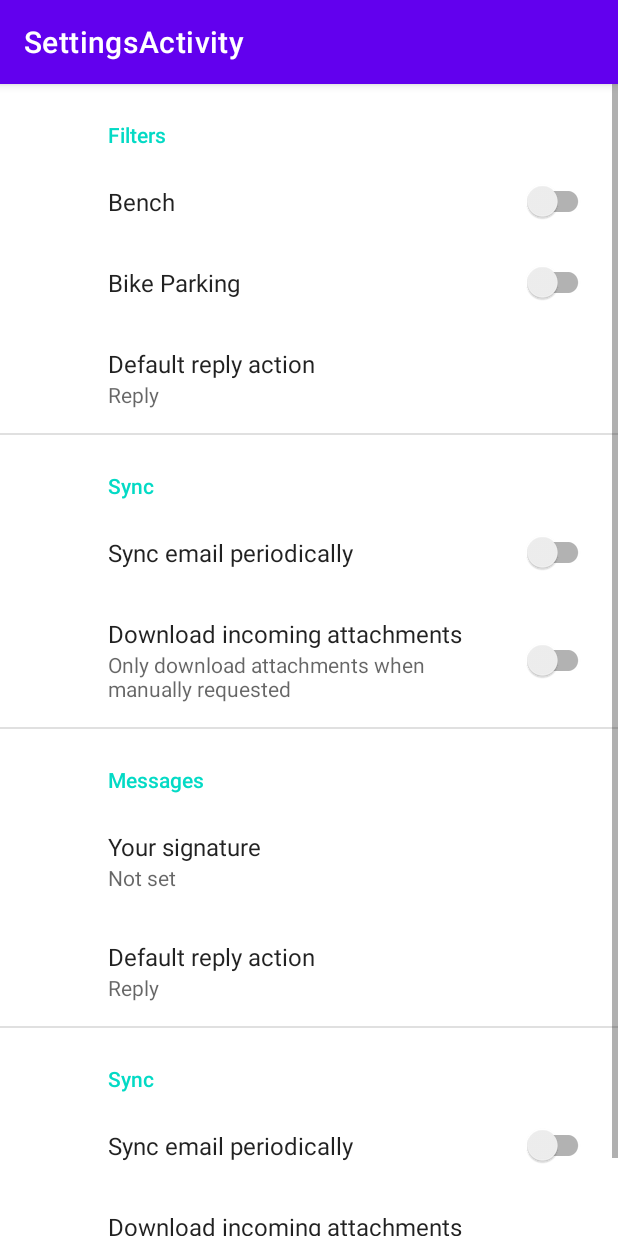
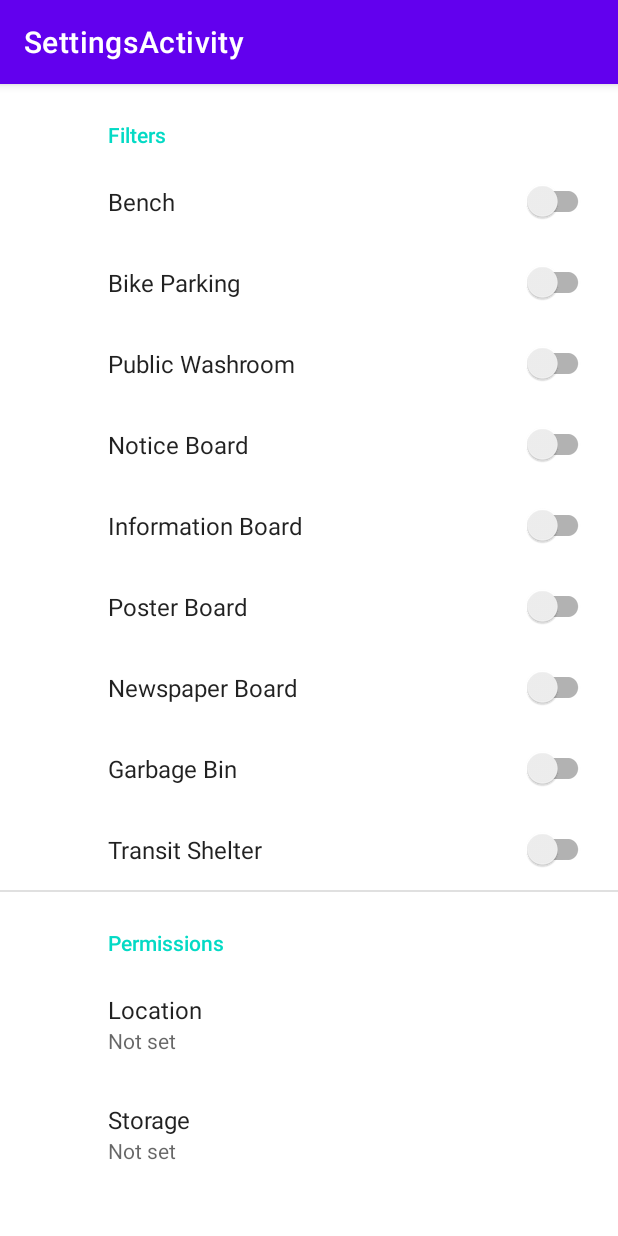
Before and after one commit to GillianJYT/HackWestern7, an Android app: the SettingsActivity screen opened directly, with no data from a screen before it, on a phone screen of 412 x 824 dp. Run offline under Robolectric (Android 15) with nearby library versions, the phone set to English and light mode, and no system bars; our stand-ins replace androidx.preference.

Commit message:
additional setting options

```diff
--- a/app/src/main/res/menu/main.xml
+++ b/app/src/main/res/menu/main.xml
@@ -3,9 +3,16 @@
     xmlns:app="http://schemas.android.com/apk/res-auto"
     xmlns:tools="http://schemas.android.com/tools"
     tools:context="com.example.hackathon.MapsActivity">
+
     <item
         android:id="@+id/action_settings"
         android:orderInCategory="100"
         android:title="@string/settings"
-        app:showAsAction="always" />
+        app:showAsAction="never" />
+
+    <item
+        android:id="@+id/about"
+        android:orderInCategory="100"
+        android:title="@string/about"
+        app:showAsAction="never" />
 </menu>
--- a/app/src/main/res/values/arrays.xml
+++ b/app/src/main/res/values/arrays.xml
@@ -1,12 +1,23 @@
 <resources>
-    <!-- Reply Preference -->
-    <string-array name="reply_entries">
-        <item>Reply</item>
-        <item>Reply to all</item>
+    <!-- Location Permission -->
+    <string-array name="location_entries">
+        <item>Allow</item>
+        <item>Deny</item>
     </string-array>
 
-    <string-array name="reply_values">
-        <item>reply</item>
-        <item>reply_all</item>
+    <string-array name="location_values">
+        <item>allow</item>
+        <item>deny</item>
+    </string-array>
+
+    <!-- Storage Permission -->
+    <string-array name="storage_entries">
+        <item>Allow</item>
+        <item>Deny</item>
+    </string-array>
+
+    <string-array name="storage_values">
+        <item>allow</item>
+        <item>deny</item>
     </string-array>
 </resources>
--- a/app/src/main/res/values/strings.xml
+++ b/app/src/main/res/values/strings.xml
@@ -1,14 +1,25 @@
 <resources>
     <string name="app_name">Hackathon</string>
     <string name="title_activity_maps">Map</string>
-    <!-- Preference Titles -->
+
+    <!-- Setting Titles -->
     <string name="filter_header">Filters</string>
-    <string name="sync_header">Sync</string>
+    <string name="perm_header">Permissions</string>
 
     <!-- Filter Preferences -->
     <string name="bench">Bench</string>
     <string name="bike">Bike Parking</string>
-    <string name="reply_title">Default reply action</string>
+    <string name="washroom">Public Washroom</string>
+    <string name="notice">Notice Board</string>
+    <string name="info">Information Board</string>
+    <string name="poster">Poster Board</string>
+    <string name="newspaper">Newspaper Board</string>
+    <string name="garbage">Garbage Bin</string>
+    <string name="transit">Transit Shelter</string>
+
+    <!-- Permission Preferences -->
+    <string name="location_title">Location</string>
+    <string name="storage_title">Storage</string>
 
     <!-- Sync Preferences -->
     <string name="sync_title">Sync email periodically</string>
@@ -18,12 +29,9 @@
     <string name="attachment_summary_off">Only download attachments when manually requested</string>
 
     <!-- Layout Strings -->
-    <string name="settings">Settings</string>
     <string name="title_activity_settings">SettingsActivity</string>
 
-    <!-- Preference Titles -->
-    <string name="messages_header">Messages</string>
-
-    <!-- Messages Preferences -->
-    <string name="signature_title">Your signature</string>
+    <!-- Navigation Menu Items-->
+    <string name="settings">Settings</string>
+    <string name="about">About</string>
 </resources>
--- a/app/src/main/res/xml/root_preferences.xml
+++ b/app/src/main/res/xml/root_preferences.xml
@@ -12,58 +12,60 @@
             app:title="@string/bike"
             app:useSimpleSummaryProvider="true" />
 
-        <ListPreference
-            app:defaultValue="reply"
-            app:entries="@array/reply_entries"
-            app:entryValues="@array/reply_values"
-            app:key="reply"
-            app:title="@string/reply_title"
+        <SwitchPreferenceCompat
+            app:key="washroom"
+            app:title="@string/washroom"
+            app:useSimpleSummaryProvider="true" />
+
+        <SwitchPreferenceCompat
+            app:key="notice"
+            app:title="@string/notice"
+            app:useSimpleSummaryProvider="true" />
+
+        <SwitchPreferenceCompat
+            app:key="info"
+            app:title="@string/info"
+            app:useSimpleSummaryProvider="true" />
+
+        <SwitchPreferenceCompat
+            app:key="poster board"
+            app:title="@string/poster"
+            app:useSimpleSummaryProvider="true" />
+
+        <SwitchPreferenceCompat
+            app:key="newspaper bins"
+            app:title="@string/newspaper"
+            app:useSimpleSummaryProvider="true" />
+
+        <SwitchPreferenceCompat
+            app:key="garbage bin"
+            app:title="@string/garbage"
+            app:useSimpleSummaryProvider="true" />
+
+        <SwitchPreferenceCompat
+            app:key="transit shelter"
+            app:title="@string/transit"
             app:useSimpleSummaryProvider="true" />
 
     </PreferenceCategory>
 
-    <PreferenceCategory app:title="@string/sync_header">
+    <PreferenceCategory app:title="@string/perm_header">
 
-        <SwitchPreferenceCompat
-            app:key="sync"
-            app:title="@string/sync_title" />
-
-        <SwitchPreferenceCompat
-            app:dependency="sync"
-            app:key="attachment"
-            app:summaryOff="@string/attachment_summary_off"
-            app:summaryOn="@string/attachment_summary_on"
-            app:title="@string/attachment_title" />
-
-    </PreferenceCategory>
-    <PreferenceCategory app:title="@string/messages_header">
-
-        <EditTextPreference
-            app:key="signature"
-            app:title="@string/signature_title"
+        <ListPreference
+            app:defaultValue="Deny"
+            app:entries="@array/location_entries"
+            app:entryValues="@array/location_values"
+            app:key="location"
+            app:title="@string/location_title"
             app:useSimpleSummaryProvider="true" />
 
         <ListPreference
-            app:defaultValue="reply"
-            app:entries="@array/reply_entries"
-            app:entryValues="@array/reply_values"
-            app:key="reply"
-            app:title="@string/reply_title"
+            app:defaultValue="Deny"
+            app:entries="@array/storage_entries"
+            app:entryValues="@array/storage_values"
+            app:key="storage"
+            app:title="@string/storage_title"
             app:useSimpleSummaryProvider="true" />
-
-    </PreferenceCategory>
-    <PreferenceCategory app:title="@string/sync_header">
-
-        <SwitchPreferenceCompat
-            app:key="sync"
-            app:title="@string/sync_title" />
-
-        <SwitchPreferenceCompat
-            app:dependency="sync"
-            app:key="attachment"
-            app:summaryOff="@string/attachment_summary_off"
-            app:summaryOn="@string/attachment_summary_on"
-            app:title="@string/attachment_title" />
 
     </PreferenceCategory>
 
```
